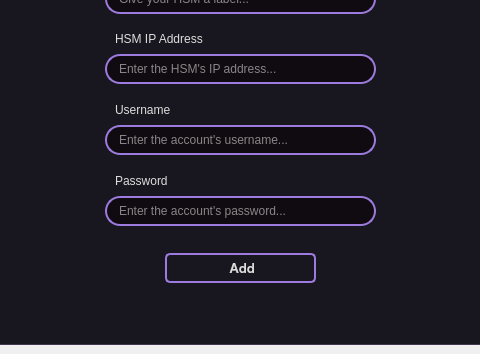
Above: UI/main.ui from ameasere/Polaris before the change; both pictures show x 554 to 1034 and y 366 to 720 of the 1280 by 720 pixel window. Below: the same form after it.
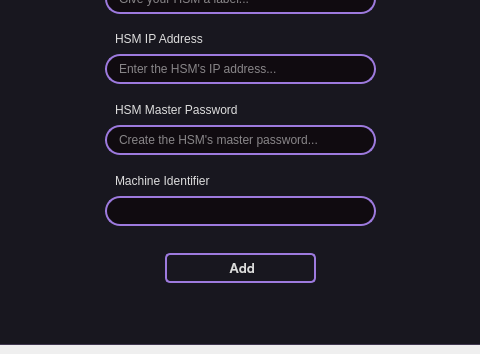
That is the form after the change. The open tabs and pages were chosen to show the change. Icons and pictures are not drawn.

What changed in the file:
```diff
--- a/UI/main.ui
+++ b/UI/main.ui
@@ -1702,7 +1702,7 @@
             <rect>
              <x>340</x>
              <y>201</y>
-             <width>71</width>
+             <width>141</width>
              <height>31</height>
             </rect>
            </property>
@@ -1710,7 +1710,7 @@
             <string notr="true">font: 600 10pt &quot;Inter Medium&quot;;</string>
            </property>
            <property name="text">
-            <string>Username</string>
+            <string>HSM Master Password</string>
            </property>
           </widget>
           <widget class="QLineEdit" name="hsm_username">
@@ -1739,7 +1739,7 @@
             <string/>
            </property>
            <property name="placeholderText">
-            <string>Enter the account's username...</string>
+            <string>Create the HSM's master password...</string>
            </property>
           </widget>
           <widget class="QLineEdit" name="hsm_password">
@@ -1767,8 +1767,11 @@
            <property name="text">
             <string/>
            </property>
+           <property name="readOnly">
+            <bool>true</bool>
+           </property>
            <property name="placeholderText">
-            <string>Enter the account's password...</string>
+            <string/>
            </property>
           </widget>
           <widget class="QLabel" name="hsmpasswordlabel">
@@ -1776,7 +1779,7 @@
             <rect>
              <x>340</x>
              <y>272</y>
-             <width>71</width>
+             <width>121</width>
              <height>31</height>
             </rect>
            </property>
@@ -1784,29 +1787,7 @@
             <string notr="true">font: 600 10pt &quot;Inter Medium&quot;;</string>
            </property>
            <property name="text">
-            <string>Password</string>
-           </property>
-          </widget>
-          <widget class="QLabel" name="hsmusernametooltip">
-           <property name="geometry">
-            <rect>
-             <x>410</x>
-             <y>210</y>
-             <width>16</width>
-             <height>16</height>
-            </rect>
-           </property>
-           <property name="toolTip">
-            <string>&lt;html&gt;&lt;head/&gt;&lt;body&gt;&lt;p&gt;This must be an account in the sudoers file. Do not use the root account here, use an unprivileged account with sudo access restricted by a password.&lt;/p&gt;&lt;/body&gt;&lt;/html&gt;</string>
-           </property>
-           <property name="styleSheet">
-            <string notr="true">font: 600 10pt &quot;Inter Medium&quot;;</string>
-           </property>
-           <property name="text">
-            <string/>
-           </property>
-           <property name="pixmap">
-            <pixmap resource="resources.qrc">:/icons/images/icons/alert-circle.png</pixmap>
+            <string>Machine Identifier</string>
            </property>
           </widget>
           <widget class="QLineEdit" name="hsm_ip">
```
Left out of the diff: 10 changed lines with no effect on the pictures.
